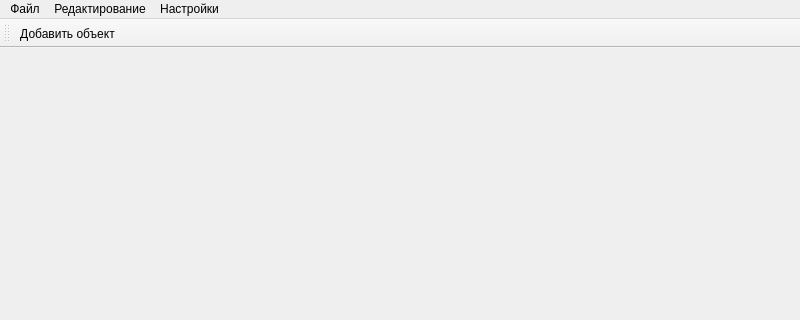
Qt form src/MainWindow.ui (asafran/RouteEditor) before a commit; both pictures show x 0 to 800 and y 0 to 320 of the 800 by 600 pixel window.
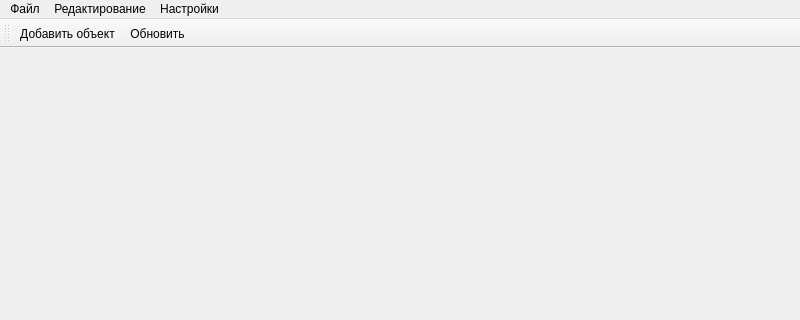
The same form after that commit.

The edit to the form file:
```diff
--- a/src/MainWindow.ui
+++ b/src/MainWindow.ui
@@ -66,6 +66,7 @@
     <bool>false</bool>
    </attribute>
    <addaction name="actionAdd_model"/>
+   <addaction name="actionUpdate"/>
   </widget>
   <widget class="QToolBar" name="toolBar_2">
    <property name="windowTitle">
@@ -156,6 +157,14 @@
     <string>Ctrl+S</string>
    </property>
   </action>
+  <action name="actionUpdate">
+   <property name="text">
+    <string>Обновить</string>
+   </property>
+   <property name="toolTip">
+    <string>Update model</string>
+   </property>
+  </action>
  </widget>
  <resources/>
  <connections>
```
